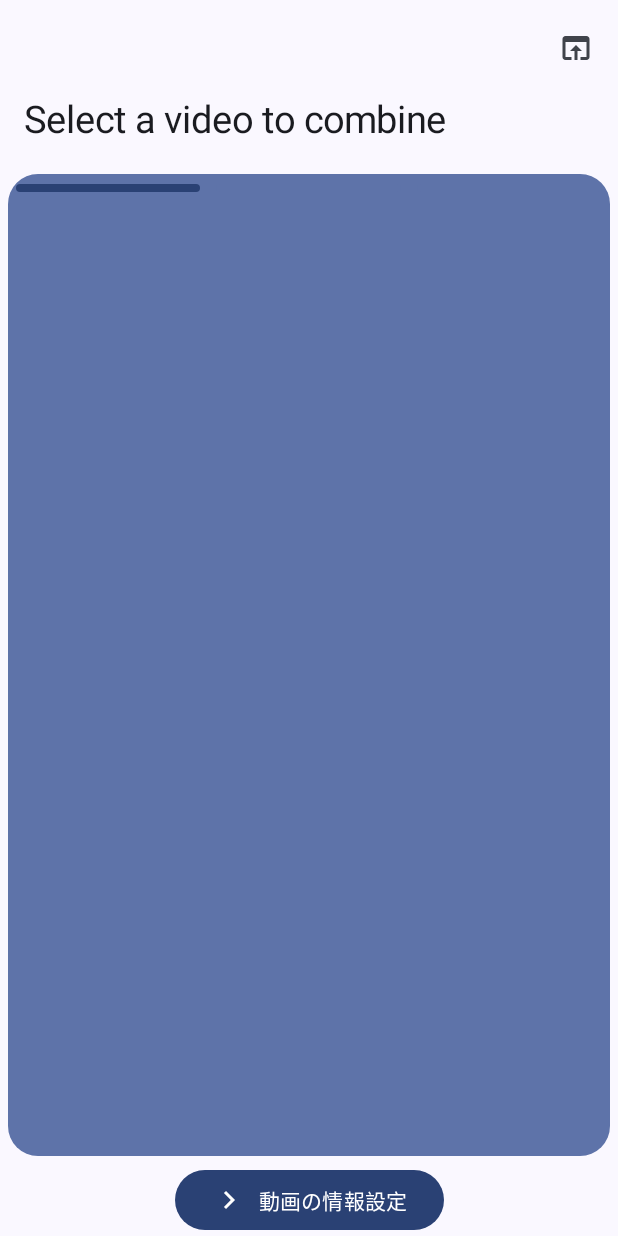
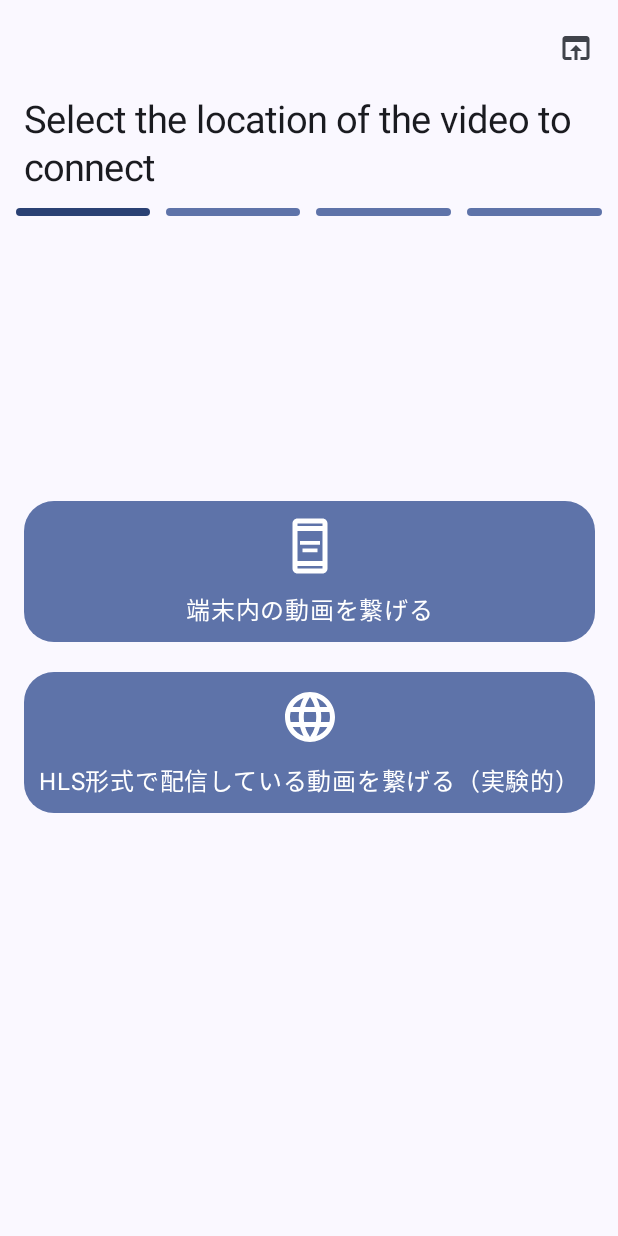
Before and after one commit to takusan23/Coneco, an Android app built with Jetpack Compose: the screen it shows after launch (MainActivity), on a phone screen of 412 x 824 dp. Run offline under Robolectric (Android 15) with nearby library versions, the light colour scheme and no system bars; 1 statement that could not run was skipped.

```diff
--- a/app/build.gradle.kts
+++ b/app/build.gradle.kts
@@ -49,6 +49,8 @@ android {
 dependencies {
     // conecocore 読み込み
     implementation(project(":conecocore"))
+    // conecocore + hls 読み込み
+    implementation(project(":conecohls"))
 
     // kotlinx serialization
     implementation("org.jetbrains.kotlinx:kotlinx-serialization-json:1.3.0")
--- a/app/src/main/java/io/github/takusan23/coneco/ui/screen/MergeScreen.kt
+++ b/app/src/main/java/io/github/takusan23/coneco/ui/screen/MergeScreen.kt
@@ -4,8 +4,6 @@ import androidx.compose.material3.ExperimentalMaterial3Api
 import androidx.compose.material3.Scaffold
 import androidx.compose.runtime.Composable
 import androidx.compose.runtime.LaunchedEffect
-import androidx.compose.runtime.collectAsState
-import androidx.compose.runtime.remember
 import androidx.compose.ui.platform.LocalContext
 import androidx.compose.ui.platform.LocalLifecycleOwner
 import androidx.compose.ui.res.stringResource
@@ -20,7 +18,7 @@ import io.github.takusan23.coneco.viewmodel.MergeScreenViewModel
 import kotlinx.coroutines.flow.filterNotNull
 
 /**
- * 結合画面遷移を行う画面
+ * 画像選択から合成までを担当する画面
  * */
 @OptIn(ExperimentalMaterial3Api::class)
 @Composable
@@ -35,7 +33,6 @@ fun MergeScreen(mergeScreenViewModel: MergeScreenViewModel) {
 
     // 起動後に実行中タスクがある場合はそっちに飛ばす
     // 多重起動は想定しない（MediaCodecのデコーダー多分そんなに数が無い）
-    val runningTask = remember { WorkManagerTool.existsRunningTask(context, lifecycleOwner) }.collectAsState(null)
     LaunchedEffect(key1 = Unit, block = {
         WorkManagerTool.existsRunningTask(context, lifecycleOwner)
             .filterNotNull()
@@ -60,30 +57,44 @@ fun MergeScreen(mergeScreenViewModel: MergeScreenViewModel) {
         topBar = {
             ConecoAppBar(
                 title = stringResource(id = currentNavigationScreen!!.titleBarLabelResId),
-                indicatorCount = NavigationScreenData.pageSize,
-                indicatorProgress = currentNavigationScreen.indicatorProgress
+                indicatorCount = NavigationScreenData.VIDEO_MERGE_STEP,
+                indicatorProgress = NavigationScreenData.getProgress(currentNavigationScreen)
             )
         },
         content = {
             // 画面切り替え
-            NavHost(navController = navController, startDestination = NavigationScreenData.VideoSelectScreenData.screenName) {
+            NavHost(navController = navController, startDestination = NavigationScreenData.VideoSourceSelectScreenData.screenName) {
+                composable(NavigationScreenData.VideoSourceSelectScreenData.screenName) {
+                    MergeVideoSourceSelectScreen(
+                        navController = navController
+                    )
+                }
                 composable(NavigationScreenData.VideoSelectScreenData.screenName) {
                     MergeVideoSelectScreen(
                         mergeScreenViewModel = mergeScreenViewModel,
                         navController = navController
                     )
                 }
-                composable(NavigationScreenData.VideoEditScreenData.screenName) {
-                    MergeEditScreen(
+                composable(NavigationScreenData.VideoHlsConfigScreenData.screenName) {
+                    MergeVideoHlsConfigScreen(
+                        mergeScreenViewModel = mergeScreenViewModel,
+                        navController = navController
+                    )
+                }
+                composable(NavigationScreenData.VideoSelectScreenData.screenName) {
+                    MergeVideoSelectScreen(
+                        mergeScreenViewModel = mergeScreenViewModel,
+                        navController = navController
+                    )
+                }
+                composable(NavigationScreenData.VideoConfigScreenData.screenName) {
+                    MergeConfigScreen(
                         mergeScreenViewModel = mergeScreenViewModel,
                         navController = navController
                     )
                 }
                 composable(NavigationScreenData.VideoMergeScreenData.screenName) {
-                    MergeTaskScreen(
-                        mergeScreenViewModel = mergeScreenViewModel,
-                        navController = navController
-                    )
+                    MergeTaskScreen()
                 }
             }
         }
--- a/app/src/main/java/io/github/takusan23/coneco/ui/screen/MergeTaskScreen.kt
+++ b/app/src/main/java/io/github/takusan23/coneco/ui/screen/MergeTaskScreen.kt
@@ -13,12 +13,10 @@ import androidx.compose.ui.res.painterResource
 import androidx.compose.ui.text.style.TextAlign
 import androidx.compose.ui.unit.dp
 import androidx.compose.ui.unit.sp
-import androidx.navigation.NavHostController
 import androidx.work.WorkInfo
 import io.github.takusan23.coneco.R
 import io.github.takusan23.coneco.tool.TimeTool
 import io.github.takusan23.coneco.tool.WorkManagerTool
-import io.github.takusan23.coneco.viewmodel.MergeScreenViewModel
 import io.github.takusan23.conecocore.data.VideoMergeStatus
 
 /**
@@ -26,7 +24,7 @@ import io.github.takusan23.conecocore.data.VideoMergeStatus
  * */
 @OptIn(ExperimentalMaterial3Api::class)
 @Composable
-fun MergeTaskScreen(mergeScreenViewModel: MergeScreenViewModel, navController: NavHostController) {
+fun MergeTaskScreen() {
     val context = LocalContext.current
     val lifecycleOwner = LocalLifecycleOwner.current
     // WorkManagerのステータスをLiveDataで受け取る
--- a/app/src/main/java/io/github/takusan23/coneco/ui/screen/MergeVideoSelectScreen.kt
+++ b/app/src/main/java/io/github/takusan23/coneco/ui/screen/MergeVideoSelectScreen.kt
@@ -57,7 +57,7 @@ fun MergeVideoSelectScreen(
             // つぎボタン
             Button(
                 modifier = Modifier.align(alignment = Alignment.CenterHorizontally),
-                onClick = { navController.navigate(NavigationScreenData.VideoEditScreenData.screenName) }
+                onClick = { navController.navigate(NavigationScreenData.VideoConfigScreenData.screenName) }
             ) {
                 Icon(painter = painterResource(id = R.drawable.ic_outline_navigate_next_24), contentDescription = null)
                 Spacer(modifier = Modifier.size(ButtonDefaults.IconSpacing))
--- /dev/null
+++ b/app/src/main/java/io/github/takusan23/coneco/ui/screen/MergeVideoSourceSelectScreen.kt
@@ -0,0 +1,110 @@
+package io.github.takusan23.coneco.ui.screen
+
+import androidx.compose.foundation.layout.*
+import androidx.compose.foundation.shape.RoundedCornerShape
+import androidx.compose.material3.*
+import androidx.compose.runtime.Composable
+import androidx.compose.ui.Alignment
+import androidx.compose.ui.Modifier
+import androidx.compose.ui.res.painterResource
+import androidx.compose.ui.unit.dp
+import androidx.compose.ui.unit.sp
+import androidx.navigation.NavHostController
+import io.github.takusan23.coneco.R
+
+/**
+ * 繋げる動画の場所がローカルかHLSか選ぶ
+ *
+ * @param navController 画面遷移
+ * */
+@OptIn(ExperimentalMaterial3Api::class)
+@Composable
+fun MergeVideoSourceSelectScreen(navController: NavHostController) {
+    Scaffold {
+        Column {
+            // ヘッダー
+            SelectScreenHeader()
+            // どっちなの！？
+            Box(modifier = Modifier.fillMaxSize(), contentAlignment = Alignment.Center) {
+                Column(modifier = Modifier.width(IntrinsicSize.Max)) {
+                    SelectButton(
+                        modifier = Modifier
+                            .fillMaxWidth()
+                            .padding(10.dp),
+                        iconRes = R.drawable.ic_outline_aod_24,
+                        text = "端末内の動画を繋げる",
+                        onClick = { navController.navigate(NavigationScreenData.VideoSelectScreenData.screenName) }
+                    )
+                    SelectButton(
+                        modifier = Modifier
+                            .fillMaxWidth()
+                            .padding(10.dp),
+                        iconRes = R.drawable.ic_outline_language_24,
+                        text = "HLS形式で配信している動画を繋げる（実験的）",
+                        onClick = { navController.navigate(NavigationScreenData.VideoHlsConfigScreenData.screenName) }
+                    )
+                }
+            }
+        }
+    }
+}
+
+/**
+ * 選択ボタン
+ *
+ * @param modifier [Modifier]
+ * @param iconRes アイコンのリソースID
+ * @param text テキスト
+ * @param onClick 押したとき
+ * */
+@OptIn(ExperimentalMaterial3Api::class)
+@Composable
+fun SelectButton(
+    modifier: Modifier = Modifier,
+    iconRes: Int,
+    text: String,
+    onClick: () -> Unit,
+) {
+    Surface(
+        modifier = modifier,
+        shape = RoundedCornerShape(20.dp),
+        color = MaterialTheme.colorScheme.primaryContainer,
+        onClick = onClick
+    ) {
+        Column(
+            modifier = Modifier,
+            verticalArrangement = Arrangement.Center,
+            horizontalAlignment = Alignment.CenterHorizontally
+        ) {
+            Icon(
+                modifier = Modifier
+                    .padding(top = 10.dp)
+                    .size(40.dp),
+                painter = painterResource(id = iconRes),
+                contentDescription = null
+            )
+            Text(
+                modifier = Modifier.padding(10.dp),
+                text = text
+            )
+        }
+    }
+}
+
+/**
+ * ヘッダー部
+ * */
+@Composable
+private fun SelectScreenHeader() {
+    Column(
+        modifier = Modifier
+            .padding(5.dp)
+            .fillMaxWidth()
+    ) {
+        Text(
+            modifier = Modifier.padding(5.dp),
+            text = "元の動画の保存先を選んでください。",
+            fontSize = 20.sp
+        )
+    }
+}
--- a/app/src/main/java/io/github/takusan23/coneco/ui/screen/NavigationScreenData.kt
+++ b/app/src/main/java/io/github/takusan23/coneco/ui/screen/NavigationScreenData.kt
@@ -7,27 +7,30 @@ import io.github.takusan23.coneco.R
  *
  * @param screenName 内部で使う名前
  * @param titleBarLabelResId タイトルバーの文言
- * @param indicatorProgress インジケーターの位置
  * */
 enum class NavigationScreenData(
     val screenName: String,
     val titleBarLabelResId: Int,
-    val indicatorProgress: Int,
 ) {
+    /** ローカルの動画 or HLS 選択 */
+    VideoSourceSelectScreenData("video_source_select_select", R.string.screen_title_video_source_select),
+
     /** 動画選択画面 */
-    VideoSelectScreenData("video_select_screen", R.string.screen_title_video_select, 1),
+    VideoSelectScreenData("video_select_screen", R.string.screen_title_video_select),
+
+    /** HLSのアドレスと画質選択画面 */
+    VideoHlsConfigScreenData("video_hls_config_screen", R.string.screen_title_video_hls_select),
 
     /** 動画情報編集画面 */
-    VideoEditScreenData("video_edit_screen", R.string.screen_title_video_edit, 2),
+    VideoConfigScreenData("video_config_screen", R.string.screen_title_video_edit),
 
     /** 結合画面 */
-    VideoMergeScreenData("video_merge_screen", R.string.screen_title_video_merge, 3);
+    VideoMergeScreenData("video_merge_screen", R.string.screen_title_video_merge);
 
     companion object {
 
         /** 遷移数画面数 */
-        val pageSize: Int
-            get() = values().size
+        const val VIDEO_MERGE_STEP = 4
 
         /**
          * [screenName]から[NavigationScreenData]を探して返す
@@ -38,5 +41,20 @@ enum class NavigationScreenData(
         fun findScreenOrNull(screenName: String): NavigationScreenData? {
             return values().firstOrNull { it.screenName == screenName }
         }
+
+        /**
+         * [NavigationScreenData]から進捗状態を取得する
+         *
+         * @param data 現在のスクリーン
+         * @return 進捗
+         * */
+        fun getProgress(data: NavigationScreenData): Int {
+            return when (data) {
+                VideoSourceSelectScreenData -> 1
+                VideoSelectScreenData, VideoHlsConfigScreenData -> 2
+                VideoConfigScreenData -> 3
+                VideoMergeScreenData -> 4
+            }
+        }
     }
 }
--- a/app/src/main/java/io/github/takusan23/coneco/viewmodel/MergeScreenViewModel.kt
+++ b/app/src/main/java/io/github/takusan23/coneco/viewmodel/MergeScreenViewModel.kt
@@ -15,6 +15,8 @@ import io.github.takusan23.coneco.tool.FileNameGenerator
 import io.github.takusan23.coneco.tool.GetVideoData
 import io.github.takusan23.coneco.tool.SerializationTool
 import io.github.takusan23.coneco.workmanager.VideoMergeWork
+import io.github.takusan23.conecohls.data.ConecoRequestHlsData
+import io.github.takusan23.conecohls.data.MultiVariantPlaylist
 import kotlinx.coroutines.flow.MutableStateFlow
 import kotlinx.coroutines.flow.StateFlow
 import kotlinx.coroutines.launch
@@ -27,6 +29,9 @@ class MergeScreenViewModel(application: Application) : AndroidViewModel(applicat
     private val _audioMergeEditData = MutableStateFlow(AudioConfData())
     private val _videoMergeEditData = MutableStateFlow(VideoConfData())
     private val _resultFileName = MutableStateFlow("${FileNameGenerator.easterEgg() ?: ""}.mp4")
+    private val _hlsMasterPlaylistUrl = MutableStateFlow("")
+    private val _hlsPlaylistUrl = MutableStateFlow<String?>(null)
+    private val _hlsQualityList = MutableStateFlow<List<MultiVariantPlaylist>?>(null)
 
     /** 選択した動画をFlowで返す */
     val selectedVideoList = _selectedVideoList as StateFlow<List<SelectVideoItemData>>
@@ -39,6 +44,15 @@ class MergeScreenViewModel(application: Application) : AndroidViewModel(applicat
 
     /** 保存先ファイル名 */
     val resultFileName = _resultFileName as StateFlow<String>
+
+    /** HLSの場合 マスタープレイリスト(m3u8)のURL */
+    val hlsMasterPlaylistUrl = _hlsMasterPlaylistUrl as StateFlow<String>
+
+    /** HLSの場合 動画のURLが書いてあるプレイリストのURL */
+    val hlsPlaylistUrl = _hlsPlaylistUrl as StateFlow<String?>
+
+    /** HLSの場合 マスタープレイリストの中の画質一覧を返す */
+    val hlsQualityList = _hlsQualityList as StateFlow<List<MultiVariantPlaylist>?>
 
     /**
      * 動画選択から戻ってきた際に、動画を追加する
@@ -88,6 +102,35 @@ class MergeScreenViewModel(application: Application) : AndroidViewModel(applicat
     }
 
     /**
+     * HLSのプレイリストURLをセットする
+     *
+     * @param m3u8Url m3u8のURL
+     * */
+    fun setHlsPlaylistUrl(m3u8Url: String) {
+        _hlsMasterPlaylistUrl.value = m3u8Url
+    }
+
+    /**
+     * HLSがマスタープレイリストだった場合にどの画質のURLにするか
+     *
+     * @param hlsPlaylistUrl 各プレイリストのURL
+     * */
+    fun setHlsQualityPlaylistUrl(hlsPlaylistUrl: String) {
+        _hlsPlaylistUrl.value = hlsPlaylistUrl
+    }
+
+    /**
+     * HLSのプレイリストがマスタープレイリストだった場合に画質一覧をFlowで返す。
+     *
+     * ただのプレイリストだった場合は空を返す。
+     * */
+    fun getHlsMasterPlaylistQualityList() {
+        viewModelScope.launch {
+            _hlsQualityList.value = ConecoRequestHlsData.getMasterPlaylist(hlsMasterPlaylistUrl.value) ?: emptyList()
+        }
+    }
+
+    /**
      * 動画の結合を始める。進捗がほしいのでWorkManagerを利用した。
      * */
     fun startMerge() {
--- /dev/null
+++ b/app/src/main/res/drawable/ic_outline_aod_24.xml
@@ -0,0 +1,10 @@
+<vector xmlns:android="http://schemas.android.com/apk/res/android"
+    android:width="24dp"
+    android:height="24dp"
+    android:viewportWidth="24"
+    android:viewportHeight="24"
+    android:tint="?attr/colorControlNormal">
+  <path
+      android:fillColor="@android:color/white"
+      android:pathData="M17,1.01L7,1C5.9,1 5,1.9 5,3v18c0,1.1 0.9,2 2,2h10c1.1,0 2,-0.9 2,-2V3C19,1.9 18.1,1.01 17,1.01zM17,21H7v-1h10V21zM17,18H7V6h10V18zM17,4H7V3h10V4zM8,10h8v1.5H8V10zM9,13h6v1.5H9V13z"/>
+</vector>
--- /dev/null
+++ b/app/src/main/res/drawable/ic_outline_language_24.xml
@@ -0,0 +1,10 @@
+<vector xmlns:android="http://schemas.android.com/apk/res/android"
+    android:width="24dp"
+    android:height="24dp"
+    android:viewportWidth="24"
+    android:viewportHeight="24"
+    android:tint="?attr/colorControlNormal">
+  <path
+      android:fillColor="@android:color/white"
+      android:pathData="M11.99,2C6.47,2 2,6.48 2,12s4.47,10 9.99,10C17.52,22 22,17.52 22,12S17.52,2 11.99,2zM18.92,8h-2.95c-0.32,-1.25 -0.78,-2.45 -1.38,-3.56 1.84,0.63 3.37,1.91 4.33,3.56zM12,4.04c0.83,1.2 1.48,2.53 1.91,3.96h-3.82c0.43,-1.43 1.08,-2.76 1.91,-3.96zM4.26,14C4.1,13.36 4,12.69 4,12s0.1,-1.36 0.26,-2h3.38c-0.08,0.66 -0.14,1.32 -0.14,2s0.06,1.34 0.14,2L4.26,14zM5.08,16h2.95c0.32,1.25 0.78,2.45 1.38,3.56 -1.84,-0.63 -3.37,-1.9 -4.33,-3.56zM8.03,8L5.08,8c0.96,-1.66 2.49,-2.93 4.33,-3.56C8.81,5.55 8.35,6.75 8.03,8zM12,19.96c-0.83,-1.2 -1.48,-2.53 -1.91,-3.96h3.82c-0.43,1.43 -1.08,2.76 -1.91,3.96zM14.34,14L9.66,14c-0.09,-0.66 -0.16,-1.32 -0.16,-2s0.07,-1.35 0.16,-2h4.68c0.09,0.65 0.16,1.32 0.16,2s-0.07,1.34 -0.16,2zM14.59,19.56c0.6,-1.11 1.06,-2.31 1.38,-3.56h2.95c-0.96,1.65 -2.49,2.93 -4.33,3.56zM16.36,14c0.08,-0.66 0.14,-1.32 0.14,-2s-0.06,-1.34 -0.14,-2h3.38c0.16,0.64 0.26,1.31 0.26,2s-0.1,1.36 -0.26,2h-3.38z"/>
+</vector>
--- a/app/src/main/res/values/strings.xml
+++ b/app/src/main/res/values/strings.xml
@@ -6,4 +6,6 @@
     <string name="merge_edit_screen_save_folder">The name of the film</string>
     <string name="merge_edit_screen_audio_conf">Audio settings</string>
     <string name="merge_edit_screen_video_conf">Video settings</string>
+    <string name="screen_title_video_source_select">Select the location of the video to connect</string>
+    <string name="screen_title_video_hls_select">HLS playlist settings</string>
 </resources>
--- a/conecohls/src/main/java/io/github/takusan23/conecohls/parser/PlaylistParser.kt
+++ b/conecohls/src/main/java/io/github/takusan23/conecohls/parser/PlaylistParser.kt
@@ -25,7 +25,7 @@ object PlaylistParser {
     private val EXT_X_STREAM_INF_BANDWIDTH_REGEX = "BANDWIDTH=(.*)".toRegex()
 
     /** マルチバリアントプレイリストの解像度を取得する正規表現 */
-    private val EXT_X_STREAM_INF_RESOLUTION = "RESOLUTION=(.*)".toRegex()
+    private val EXT_X_STREAM_INF_RESOLUTION_REGEX = "RESOLUTION=(.*)".toRegex()
 
     /**
      * 与えられたプレイリストがマルチバリアントプレイリストの場合はtrue
@@ -72,7 +72,7 @@ object PlaylistParser {
                 val variantParams = readLine.replace(EXT_X_STREAM_INF, "").split(",")
                 // パラメーターはない場合があるかも？
                 val bandWidth = variantParams.mapNotNull { EXT_X_STREAM_INF_BANDWIDTH_REGEX.find(it) }.firstOrNull()?.groupValues?.get(1)?.toLongOrNull()
-                val resolution = variantParams.mapNotNull { EXT_X_STREAM_INF_RESOLUTION.find(it) }.firstOrNull()?.groupValues?.get(1)
+                val resolution = variantParams.mapNotNull { EXT_X_STREAM_INF_RESOLUTION_REGEX.find(it) }.firstOrNull()?.groupValues?.get(1)
                 // EXT-X-STREAM-INFの下にURLが書いてあるので
                 val url = playlistIterator.next().let {
                     // 絶対パスに変換する
```
Also changed, not shown: app/src/main/java/io/github/takusan23/coneco/ui/component/MergeConfigComponent.kt (renamed from app/src/main/java/io/github/takusan23/coneco/ui/component/MergeEditComponent.kt, +9 -11 lines), app/src/main/java/io/github/takusan23/coneco/ui/component/MergeHlsConfigComponent.kt (added, +190 -0 lines), app/src/main/java/io/github/takusan23/coneco/ui/screen/MergeConfigScreen.kt (renamed from app/src/main/java/io/github/takusan23/coneco/ui/screen/MergeEditScreen.kt, +7 -7 lines), app/src/main/java/io/github/takusan23/coneco/ui/screen/MergeVideoHlsConfigScreen.kt (added, +104 -0 lines), app/src/main/res/drawable/ic_outline_check_24.xml (added, +10 -0 lines), conecohls/src/main/java/io/github/takusan23/conecohls/data/ConecoRequestHlsData.kt (+7 -13 lines), conecohls/src/main/java/io/github/takusan23/conecohls/playlist/RequestPlaylist.kt (+7 -2 lines), 2 other files.
